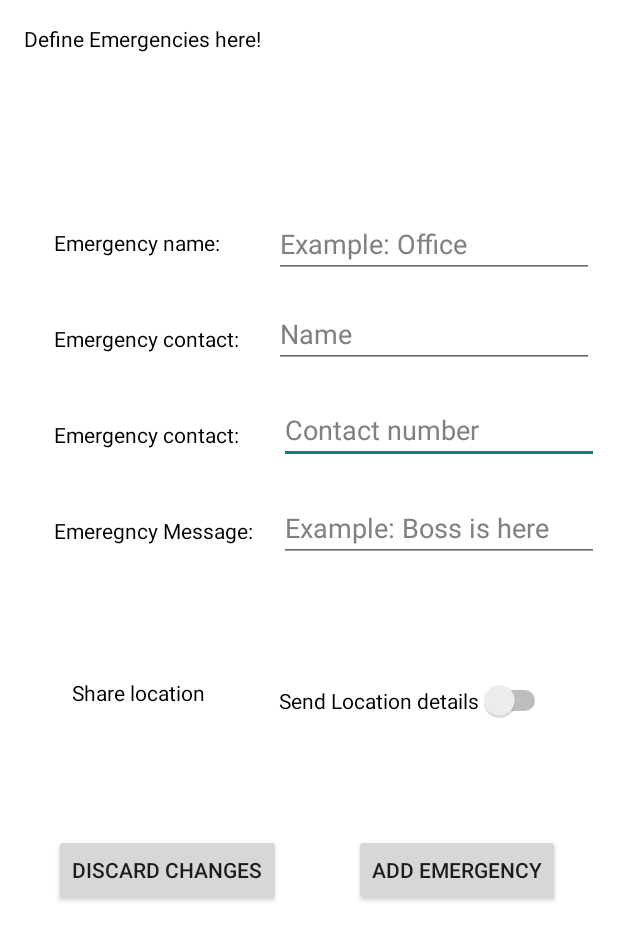
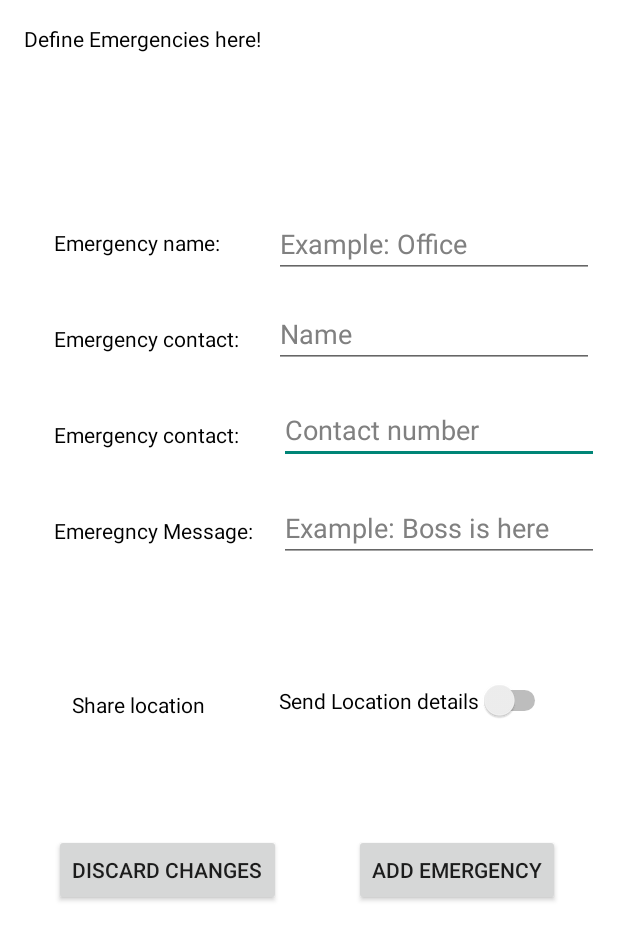
Before and after one commit to Ahaan25/RescU, an Android app: the DefineEmergency screen opened directly, with no data from a screen before it, on a phone screen of 412 x 824 dp. Shown: the top 940 px of the screen. Run offline under Robolectric (Android 15) with nearby library versions, the phone set to English and light mode, and no system bars.

Commit message:
Basic GUI

```diff
--- a/app/src/main/res/layout/activity_define_emergency.xml
+++ b/app/src/main/res/layout/activity_define_emergency.xml
@@ -151,9 +151,9 @@
     <TextView
         android:id="@+id/textView10"
         android:layout_width="101dp"
-        android:layout_height="31dp"
+        android:layout_height="17dp"
         android:layout_marginStart="48dp"
-        android:layout_marginTop="452dp"
+        android:layout_marginTop="460dp"
         android:text="Share location"
         android:textColor="@color/black"
         android:textColorHint="#808080"
```
